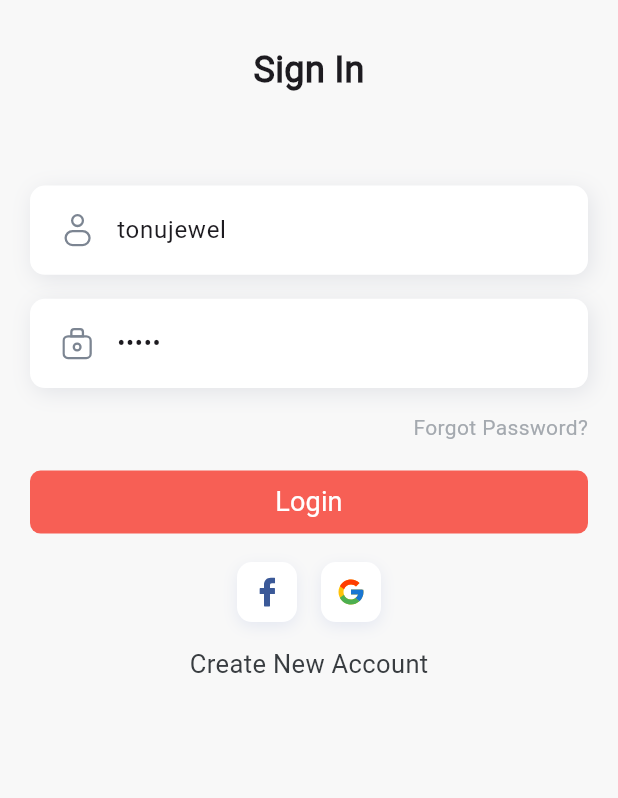
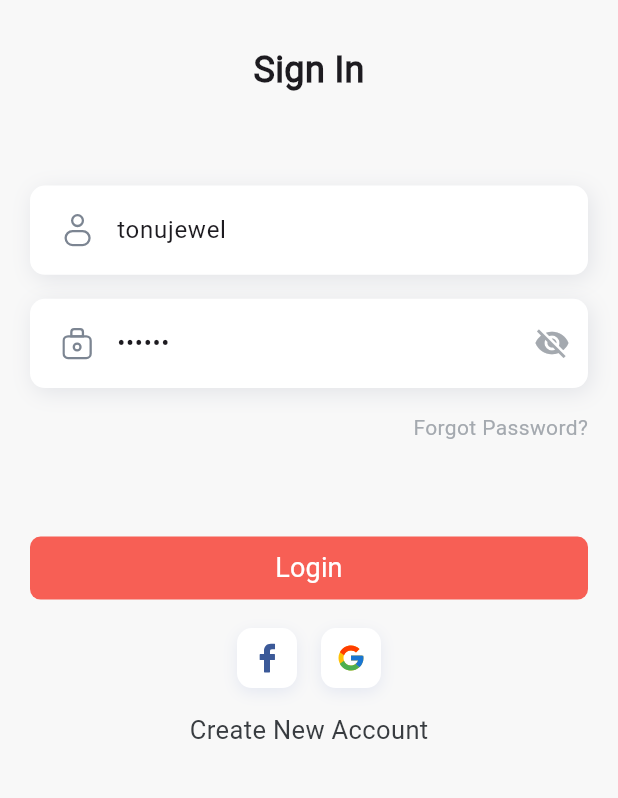
Before and after one commit to tonujewel/Dokan-2.0, a Flutter app: the screen it shows after launch, on a phone screen of 412 x 824 dp, the part 227-1025 px from its top. Run offline on Flutter 3.47's test engine with Material 3 defaults, Android fonts, the phone set to English and light mode, and no system bars; our stand-ins replace bloc, dartz, dio, equatable, flutter_bloc, flutter_svg and 4 more.

Commit message:
[Add] signup design

```diff
--- a/lib/src/core/config/app_route.dart
+++ b/lib/src/core/config/app_route.dart
@@ -1,3 +1,4 @@
+import 'package:dokan/src/features/register/presentation/pages/register_screen.dart';
 import 'package:go_router/go_router.dart';
 
 import '../../features/home_screen.dart';
@@ -24,6 +25,13 @@ final router = GoRouter(
       path: RouteConstant.home,
       builder: (context, state) => const HomeScreen(),
     ),
+
+    // Register
+    GoRoute(
+      path: RouteConstant.register,
+      builder: (context, state) => RegisterScreen(),
+    ),
+
     // GoRoute(
     //     path: AppConstant.details,
     //     builder: (context, state) {
--- a/lib/src/core/config/my_app.dart
+++ b/lib/src/core/config/my_app.dart
@@ -9,6 +9,7 @@ class MyApp extends StatelessWidget {
   Widget build(BuildContext context) {
     return MaterialApp.router(
       title: 'Dokan 2.0',
+      debugShowCheckedModeBanner: false,
       theme: ThemeData(
         colorScheme: ColorScheme.fromSeed(seedColor: Colors.deepPurple),
         useMaterial3: true,
--- a/lib/src/core/config/route_constant.dart
+++ b/lib/src/core/config/route_constant.dart
@@ -3,4 +3,6 @@ class RouteConstant {
   static const String login = "/login";
   static const String home = "/home";
   static const String details = "/details";
+  static const String register = "/register";
+  static const String profile = "/profile";
 }
--- /dev/null
+++ b/lib/src/core/widgets/password_text_field.dart
@@ -0,0 +1,92 @@
+import 'package:flutter/material.dart';
+import 'package:flutter_svg/svg.dart';
+
+class PasswordTextField extends StatefulWidget {
+  final TextEditingController? controller;
+  final TextInputType? textInputType;
+  final String? hints;
+
+  const PasswordTextField({
+    super.key,
+    this.controller,
+    this.textInputType,
+    this.hints,
+  });
+
+  @override
+  State<PasswordTextField> createState() => _PasswordTextFieldState();
+}
+
+class _PasswordTextFieldState extends State<PasswordTextField> {
+  bool hidePassword = true;
+
+  @override
+  Widget build(BuildContext context) {
+    final height = MediaQuery.of(context).size.height;
+    final width = MediaQuery.of(context).size.width;
+    return Container(
+      width: width,
+      padding: EdgeInsets.symmetric(vertical: height * 0.007),
+      decoration: BoxDecoration(
+        borderRadius: BorderRadius.circular(10.0),
+        color: Colors.white,
+        boxShadow: const [
+          BoxShadow(
+            color: Color(0x214d5877),
+            offset: Offset(2, 3),
+            blurRadius: 12,
+          ),
+        ],
+      ),
+      child: Row(
+        children: [
+          SizedBox(width: width * 0.05),
+          SizedBox(
+            height: height * 0.027,
+            width: height * 0.027,
+            child: SvgPicture.asset("assets/svg/lock.svg"),
+          ),
+          Flexible(
+            child: TextField(
+              keyboardType: TextInputType.visiblePassword,
+              obscureText: hidePassword,
+              cursorColor: Colors.black,
+              controller: widget.controller,
+              style: const TextStyle(
+                fontWeight: FontWeight.w400,
+                fontFamily: 'Roboto',
+              ),
+              decoration: InputDecoration(
+                border: InputBorder.none,
+                focusedBorder: InputBorder.none,
+                enabledBorder: InputBorder.none,
+                errorBorder: InputBorder.none,
+                disabledBorder: InputBorder.none,
+                contentPadding: const EdgeInsets.only(left: 15, right: 15),
+                hintText: widget.hints ?? "Password",
+                hintStyle: const TextStyle(
+                  fontWeight: FontWeight.w400,
+                  fontFamily: 'Roboto',
+                  color: Color(0xFFA4A9AF),
+                ),
+              ),
+            ),
+          ),
+          IconButton(
+            icon: hidePassword
+                ? const Icon(
+                    Icons.visibility_off,
+                    color: Color(0xFFA4A9AF),
+                  )
+                : const Icon(Icons.visibility, color: Color(0xFFA4A9AF)),
+            onPressed: () {
+              setState(() {
+                hidePassword = !hidePassword;
+              });
+            },
+          )
+        ],
+      ),
+    );
+  }
+}
--- a/lib/src/features/login/presentation/bloc/login_event.dart
+++ b/lib/src/features/login/presentation/bloc/login_event.dart
@@ -14,3 +14,10 @@ class DoLoginEvent extends LoginEvent {
   @override
   List<Object> get props => [req];
 }
+
+class DoValidation extends LoginEvent {
+  final String username;
+  final String password;
+
+  const DoValidation({required this.username, required this.password});
+}
--- a/lib/src/features/login/presentation/bloc/login_state.dart
+++ b/lib/src/features/login/presentation/bloc/login_state.dart
@@ -20,3 +20,11 @@ class LoginErrorState extends LoginState {
   @override
   List<Object> get props => [msg];
 }
+
+class LoginValidationErrorState extends LoginState {
+  final String msg;
+
+  const LoginValidationErrorState({required this.msg});
+  @override
+  List<Object> get props => [msg];
+}
--- a/lib/src/features/login/presentation/pages/login_screen.dart
+++ b/lib/src/features/login/presentation/pages/login_screen.dart
@@ -1,20 +1,21 @@
-import 'package:dokan/src/core/config/route_constant.dart';
-import 'package:dokan/src/core/utils/dialog_helper.dart';
-import 'package:dokan/src/core/widgets/vertical_margin.dart';
+import 'package:dokan/src/core/widgets/password_text_field.dart';
 import 'package:flutter/material.dart';
 import 'package:flutter_bloc/flutter_bloc.dart';
 import 'package:flutter_svg/svg.dart';
 import 'package:go_router/go_router.dart';
 
+import '../../../../core/config/route_constant.dart';
+import '../../../../core/utils/dialog_helper.dart';
 import '../../../../core/widgets/custom_button.dart';
 import '../../../../core/widgets/custom_text_field.dart';
+import '../../../../core/widgets/vertical_margin.dart';
 import '../bloc/login_bloc.dart';
 
 class LoginScreen extends StatelessWidget {
   LoginScreen({super.key});
 
   final userNameController = TextEditingController(text: "tonujewel");
-  final passwordController = TextEditingController(text: "12345");
+  final passwordController = TextEditingController(text: "123456");
 
   @override
   Widget build(BuildContext context) {
@@ -31,8 +32,11 @@ class LoginScreen extends StatelessWidget {
 
         if (state is LoginSuccessState) {
           DialogHelper.hideLoading(context);
+          context.go(RouteConstant.home);
+        }
 
-          context.go(RouteConstant.home);
+        if (state is LoginValidationErrorState) {
+          DialogHelper.errorDialog(context, state.msg);
         }
       },
       builder: (context, state) {
@@ -62,12 +66,9 @@ class LoginScreen extends StatelessWidget {
                   svgPath: 'assets/svg/profile.svg',
                 ),
                 const VerticalMargin(),
-                CustomTextField(
+                PasswordTextField(
                   controller: passwordController,
                   hints: 'Password',
-                  obscure: true,
-                  inputType: TextInputType.visiblePassword,
-                  svgPath: 'assets/svg/lock.svg',
                 ),
                 const VerticalMargin(),
                 const Row(
@@ -84,14 +85,12 @@ class LoginScreen extends StatelessWidget {
                     ),
                   ],
                 ),
-                const VerticalMargin(),
+                const VerticalMargin(height: 60),
                 CustomButton(
                   onTap: () {
-                    context.read<LoginBloc>().add(
-                          DoLoginEvent(
-                            req: LoginReq(username: userNameController.text, password: passwordController.text),
-                          ),
-                        );
+                    context
+                        .read<LoginBloc>()
+                        .add(DoValidation(username: userNameController.text, password: passwordController.text));
                   },
                   title: 'Login',
                 ),
@@ -105,7 +104,8 @@ class LoginScreen extends StatelessWidget {
                   ],
                 ),
                 const VerticalMargin(),
-                GestureDetector(
+                InkWell(
+                  onTap: () => context.push(RouteConstant.register),
                   child: const Text(
                     'Create New Account',
                     style: TextStyle(color: Color(0xff383C40), fontSize: 17, fontWeight: FontWeight.w300),
--- a/lib/src/features/login/presentation/widgets/social_button.dart
+++ b/lib/src/features/login/presentation/widgets/social_button.dart
@@ -12,11 +12,11 @@ class SocialButton extends StatelessWidget {
     return InkWell(
       onTap: onTap,
       child: Container(
-        width: 40,
-        height: 40,
+        width: 50,
+        height: 50,
         padding: const EdgeInsets.all(10),
         decoration: BoxDecoration(
-          borderRadius: BorderRadius.circular(10.0),
+          borderRadius: BorderRadius.circular(12.0),
           color: Colors.white,
           boxShadow: const [
             BoxShadow(
--- a/lib/src/features/profile/data/datasources/profile_data_src.dart
+++ b/lib/src/features/profile/data/datasources/profile_data_src.dart
@@ -28,7 +28,7 @@ class ProfileDataSrcImpl implements ProfileDataSrc {
     } on ApiException {
       rethrow;
     } catch (e) {
-      throw ApiException(message: e.toString(), statusCode: 505);
+      throw ApiException(message: e.toString(), code: 505);
     }
   }
 
@@ -43,7 +43,7 @@ class ProfileDataSrcImpl implements ProfileDataSrc {
     } on ApiException {
       rethrow;
     } catch (e) {
-      throw ApiException(message: e.toString(), statusCode: 505);
+      throw ApiException(message: e.toString(), code: 505);
     }
   }
 }
--- a/lib/src/features/register/data/datasources/register_data_src.dart
+++ b/lib/src/features/register/data/datasources/register_data_src.dart
@@ -18,14 +18,12 @@ class RegisterDataSrcImpl implements RegisterDataSrc {
   Future<SuccessModel> doRegister(RegisterReq body) async {
     try {
       final result = await client.post(url: UrlManager.signUpURL, body: body.toJson());
-
       SuccessModel res = SuccessModel.fromJson(jsonDecode(result));
-
       return res;
     } on ApiException {
       rethrow;
     } catch (e) {
-      throw ApiException(message: e.toString(), statusCode: 505);
+      throw ApiException(message: e.toString(), code: 505);
     }
   }
 }
--- a/lib/src/features/register/presentation/bloc/register_bloc.dart
+++ b/lib/src/features/register/presentation/bloc/register_bloc.dart
@@ -1,5 +1,5 @@
-import 'package:bloc/bloc.dart';
 import 'package:equatable/equatable.dart';
+import 'package:flutter_bloc/flutter_bloc.dart';
 
 part 'register_event.dart';
 part 'register_state.dart';
--- a/pubspec.yaml
+++ b/pubspec.yaml
@@ -45,6 +45,7 @@ dependencies:
   flutter_svg: ^2.0.10+1
   get_it: ^7.7.0
   shared_preferences: ^2.2.3
+  fluttertoast: ^8.2.6
 
 dev_dependencies:
   flutter_test:
```
Also changed, not shown: lib/src/core/utils/custom_toast.dart (added, +15 -0 lines), lib/src/features/login/presentation/bloc/login_bloc.dart (+18 -1 lines), lib/src/features/register/presentation/pages/register_screen.dart (added, +102 -0 lines), lib/src/features/register/presentation/widgets/avatar_container.dart (added, +60 -0 lines), pubspec.lock.
